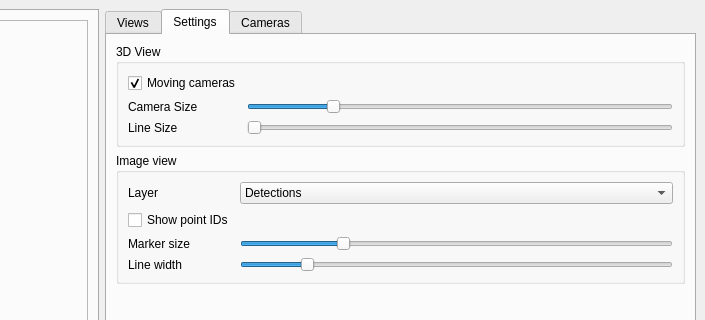
This is multical/interface/visualizer.ui in oliver-batchelor/multical as Qt 5 draws it before an edit; both pictures show x 293 to 998 and y 0 to 320 of the 998 by 737 pixel window. The edited form follows.
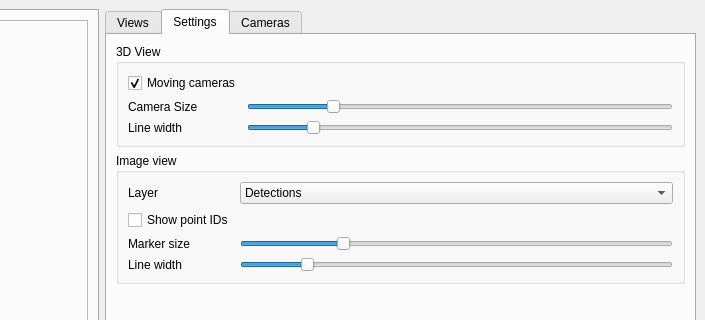
This is the edited form. The open tabs and pages were chosen to show the change.

Patch:
```diff
--- a/multical/interface/visualizer.ui
+++ b/multical/interface/visualizer.ui
@@ -265,7 +265,7 @@
             <item row="2" column="0">
              <widget class="QLabel" name="label_5">
               <property name="text">
-               <string>Line Size</string>
+               <string>Line width</string>
               </property>
              </widget>
             </item>
@@ -284,6 +284,9 @@
               <property name="maximum">
                <number>8</number>
               </property>
+              <property name="value">
+               <number>2</number>
+              </property>
               <property name="orientation">
                <enum>Qt::Horizontal</enum>
               </property>
```
Left out of the diff: 4 changed lines with no effect on the pictures.
